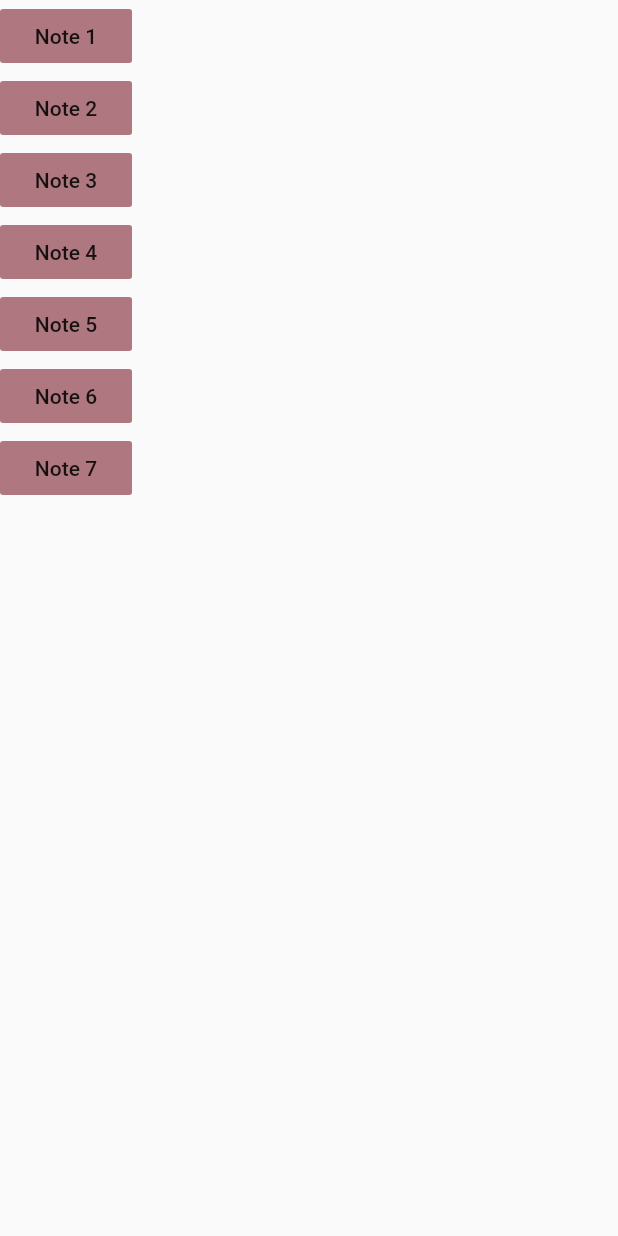
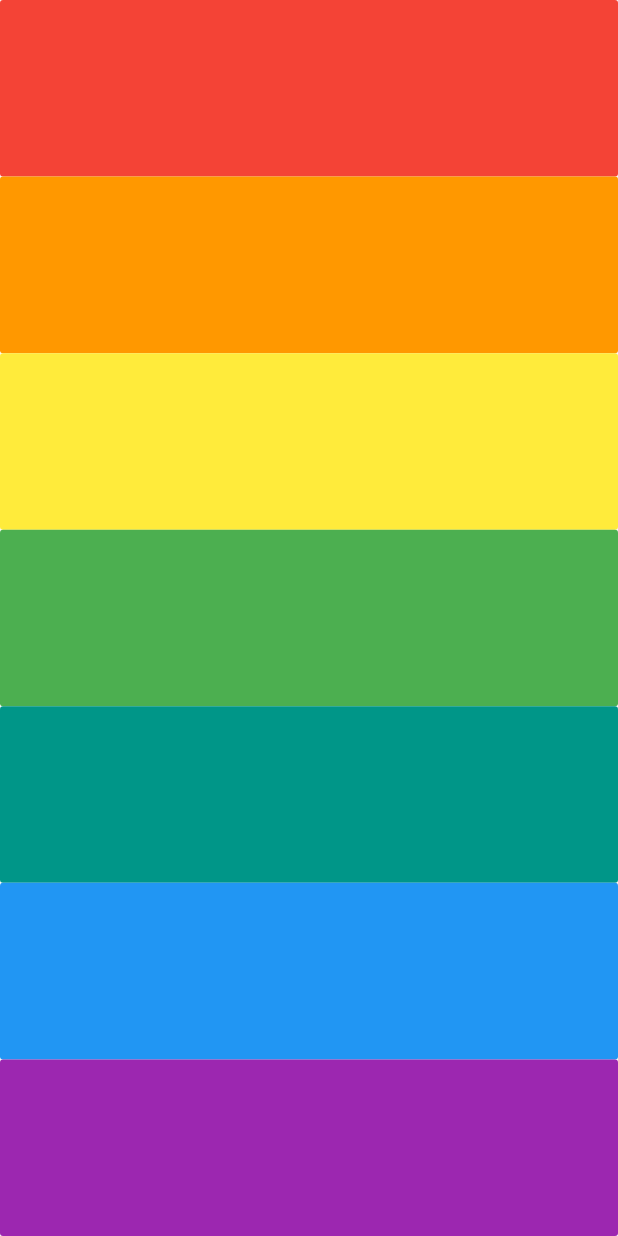
Before and after one commit to eoanodea/flutter-xylophone, a Flutter app: the screen it shows after launch, on a phone screen of 412 x 824 dp. Run offline on Flutter 3.47's test engine with Material 2 defaults, Android fonts, the phone set to English and light mode, and no system bars; our stand-ins replace audioplayers.

Commit message:
Created list of pre defined colours and cleaned up code

```diff
--- a/lib/main.dart
+++ b/lib/main.dart
@@ -1,5 +1,3 @@
-import 'dart:math';
-
 import 'package:audioplayers/audio_cache.dart';
 import 'package:flutter/material.dart';
 
@@ -11,12 +9,24 @@ class XylophoneApp extends StatelessWidget {
   /// Initialise audio cache
   static AudioCache player = AudioCache();
 
+  /// Create a list of colours
+  final List<Color> colors = [
+    Colors.red,
+    Colors.orange,
+    Colors.yellow,
+    Colors.green,
+    Colors.teal,
+    Colors.blue,
+    Colors.purple
+  ];
+
   @override
   Widget build(BuildContext context) {
     var noteArr = [];
 
     /// play a note depending on it's file name
-    void playNote(num) {
+    /// expects an integer as a parameter
+    void playNote(int num) {
       player.play('note$num.wav');
     }
 
@@ -27,17 +37,18 @@ class XylophoneApp extends StatelessWidget {
 
     return MaterialApp(
       home: Scaffold(
-        body: SafeArea(
-          child: Column(
-            children: <Widget>[
-              for (var item in noteArr)
-                FlatButton(
-                  color: Color(Random().nextInt(0xffffffff)),
-                  onPressed: () => playNote(item),
-                  child: Text("Note $item"),
-                ),
-            ],
-          ),
+        body: Column(
+          crossAxisAlignment: CrossAxisAlignment.stretch,
+          mainAxisAlignment: MainAxisAlignment.spaceEvenly,
+          children: <Widget>[
+            for (var item in noteArr)
+              Expanded(
+                child: FlatButton(
+                    color: colors[item - 1],
+                    onPressed: () => playNote(item),
+                    child: Text('')),
+              )
+          ],
         ),
       ),
     );
```
